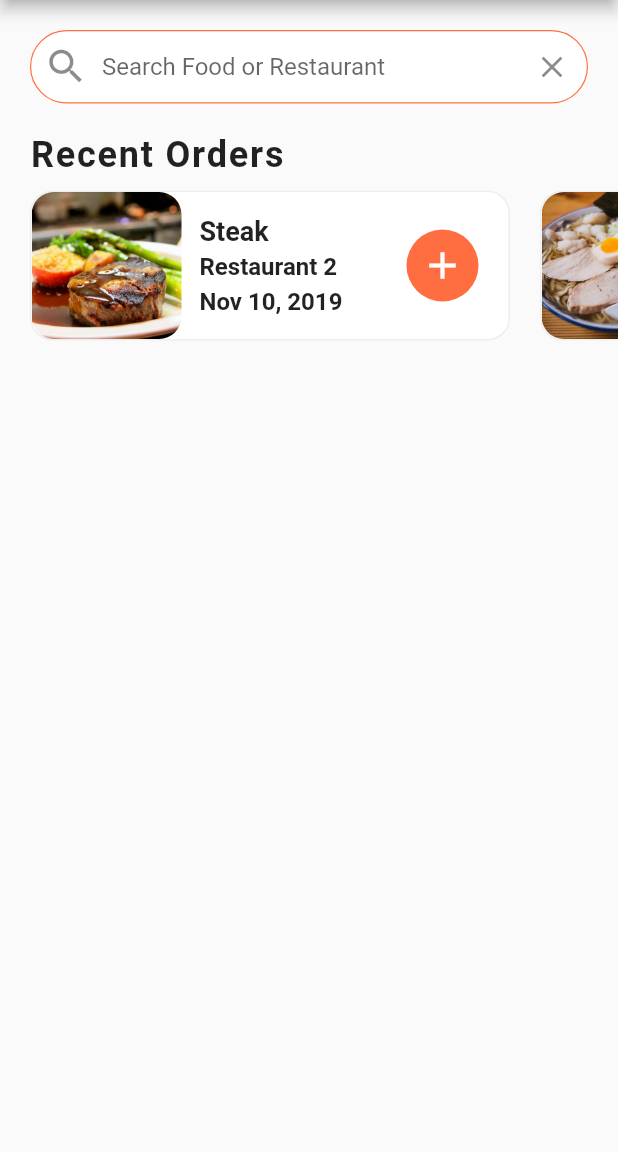
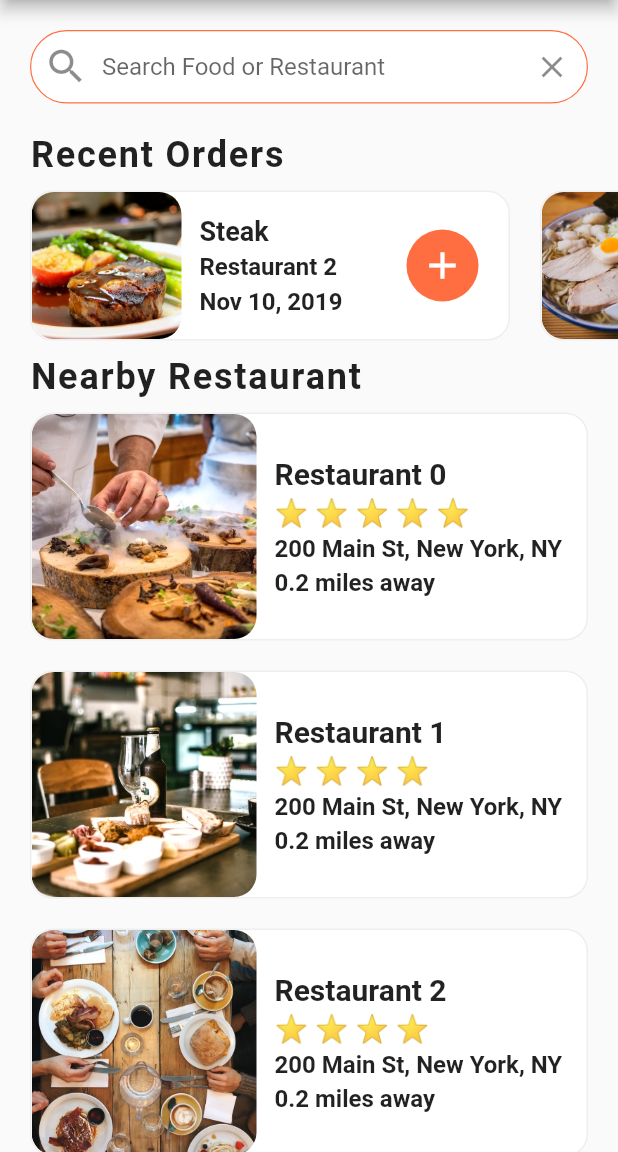
Before and after one commit to iAmTochi/flutter_food_delivery_ui, a Flutter app: the screen it shows after launch, on a phone screen of 412 x 824 dp, the part 84-1236 px from its top. Run offline on Flutter 3.47's test engine with Material 2 defaults, Android fonts, the phone set to English and light mode, and no system bars.

Commit message:
Update home_screen.dart

```diff
--- a/lib/screens/home_screen.dart
+++ b/lib/screens/home_screen.dart
@@ -1,5 +1,8 @@
+import 'package:flutter/cupertino.dart';
 import 'package:flutter/material.dart';
 import 'package:flutter_food_delivery_ui/data/data.dart';
+import 'package:flutter_food_delivery_ui/models/restaurant.dart';
+import 'package:flutter_food_delivery_ui/widgets/rating_stars.dart';
 import 'package:flutter_food_delivery_ui/widgets/recent_orders.dart';
 
 class HomeScreen extends StatefulWidget {
@@ -8,6 +11,83 @@ class HomeScreen extends StatefulWidget {
 }
 
 class _HomeScreenState extends State<HomeScreen> {
+  _buildRestaurant() {
+    List<Widget> restaurantList = [];
+
+    restaurants.forEach((Restaurant restaurant) {
+      restaurantList.add(
+        Container(
+          margin: EdgeInsets.symmetric(
+            horizontal: 20.0,
+            vertical: 10.0,
+          ),
+          decoration: BoxDecoration(
+            color: Colors.white,
+            borderRadius: BorderRadius.circular(15.0),
+            border: Border.all(
+              width: 1.0,
+              color: Colors.grey[200],
+            ),
+          ),
+          child: Row(
+            children: [
+              ClipRRect(
+                borderRadius: BorderRadius.circular(15.0),
+                child: Image(
+                  height: 150.0,
+                  width: 150.0,
+                  image: AssetImage(restaurant.imageUrl),
+                  fit: BoxFit.cover,
+                ),
+              ),
+              Expanded(
+                child: Container(
+                  margin: EdgeInsets.all(12.0),
+                  child: Column(
+                    crossAxisAlignment: CrossAxisAlignment.start,
+                    mainAxisAlignment: MainAxisAlignment.center,
+                    children: [
+                      Text(
+                        restaurant.name,
+                        style: TextStyle(
+                          fontSize: 20.0,
+                          fontWeight: FontWeight.bold,
+                        ),
+                        overflow: TextOverflow.ellipsis,
+                      ),
+                      SizedBox(height: 4.0),
+                      RatingStars(restaurant.rating),
+                      SizedBox(height: 4.0),
+                      Text(
+                        restaurant.address,
+                        style: TextStyle(
+                          fontSize: 16.0,
+                          fontWeight: FontWeight.w600,
+                        ),
+                        overflow: TextOverflow.ellipsis,
+                      ),
+                      SizedBox(height: 4.0),
+                      Text(
+                        '0.2 miles away',
+                        style: TextStyle(
+                          fontSize: 16.0,
+                          fontWeight: FontWeight.w600,
+                        ),
+                        overflow: TextOverflow.ellipsis,
+                      ),
+                    ],
+                  ),
+                ),
+              ),
+            ],
+          ),
+        ),
+      );
+    });
+
+    return Column(children: restaurantList);
+  }
+
   @override
   Widget build(BuildContext context) {
     return Scaffold(
@@ -64,6 +144,24 @@ class _HomeScreenState extends State<HomeScreen> {
             ),
           ),
           RecentOrders(),
+          Padding(
+            padding: EdgeInsets.symmetric(horizontal: 20.0),
+            child: Column(
+              crossAxisAlignment: CrossAxisAlignment.start,
+              children: [
+                Text(
+                  'Nearby Restaurant',
+                  style: TextStyle(
+                    fontSize: 24.0,
+                    fontWeight: FontWeight.w600,
+                    letterSpacing: 1.2,
+                  ),
+                ),
+              ],
+            ),
+          ),
+          _buildRestaurant(),
+          _buildRestaurant(),
         ],
       ),
     );
```
